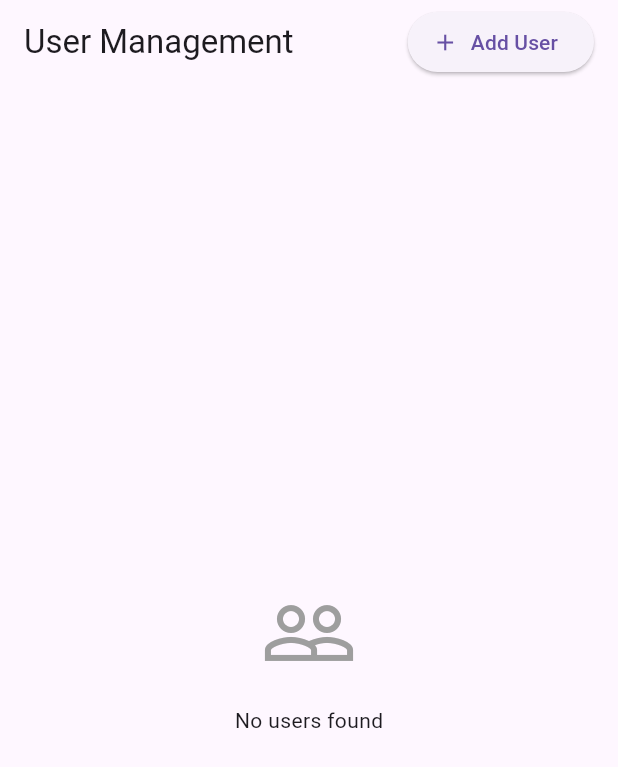
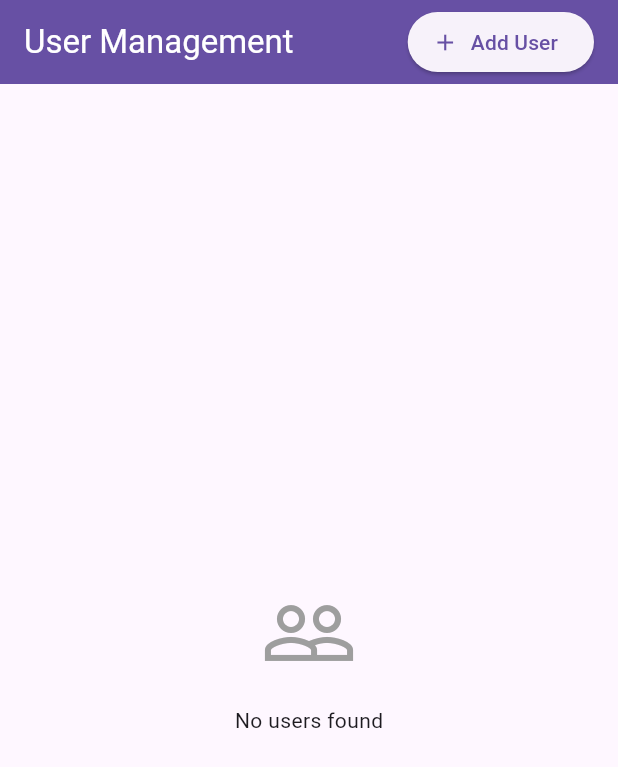
Before and after one commit to Manulakshan/Django-Flutter-CRUD-app, a Flutter app: the screen it shows after launch, on a phone screen of 412 x 824 dp. Shown: the top 767 px of the screen. Run offline on Flutter 3.47's test engine with Material 3 defaults, Android fonts, the light colour scheme and no system bars; our stand-ins replace flutter_dotenv, fluttertoast; missing offline and left inert: dart:html; network calls fail.

Commit message:
Add: UI color change

```diff
--- a/crud_flutter_web/lib/screens/user_list_screen.dart
+++ b/crud_flutter_web/lib/screens/user_list_screen.dart
@@ -247,6 +247,8 @@ class _UserListScreenState extends State<UserListScreen> {
     return Scaffold(
       appBar: AppBar(
         title: Text('User Management'),
+        foregroundColor: Colors.white,
+        backgroundColor: Theme.of(context).primaryColor,
         actions: [
           Padding(
             padding: const EdgeInsets.only(right: 16.0),
@@ -284,9 +286,9 @@ class _UserListScreenState extends State<UserListScreen> {
             Container(
               padding: EdgeInsets.symmetric(vertical: 8, horizontal: 16),
               decoration: BoxDecoration(
-                color: Colors.grey[100],
+                color: Theme.of(context).primaryColor,
                 border: Border(
-                  top: BorderSide(color: Colors.grey[300]!),
+                  top: BorderSide(color: Theme.of(context).primaryColor),
                 ),
               ),
               child: Row(
@@ -294,18 +296,18 @@ class _UserListScreenState extends State<UserListScreen> {
                 children: [
                   Text(
                     'Showing ${(currentPage - 1) * pageSize + 1}-${(currentPage - 1) * pageSize + users.length} of $totalUsers users',
-                    style: TextStyle(color: Colors.grey[700]),
+                    style: TextStyle(color: Colors.white),
                   ),
                   Row(
                     children: [
                       IconButton(
-                        icon: Icon(Icons.arrow_back_ios, size: 18),
+                        icon: Icon(Icons.arrow_back_ios, size: 18,color: Colors.white),
                         onPressed: hasPreviousPage ? previousPage : null,
                         tooltip: 'Previous Page',
                       ),
-                      Text('Page $currentPage of ${(totalUsers / pageSize).ceil()}'),
+                      Text('Page $currentPage of ${(totalUsers / pageSize).ceil()}', style: TextStyle(color: Colors.white)),
                       IconButton(
-                        icon: Icon(Icons.arrow_forward_ios, size: 18),
+                        icon: Icon(Icons.arrow_forward_ios, size: 18, color: Colors.white),
                         onPressed: hasNextPage ? nextPage : null,
                         tooltip: 'Next Page',
                       ),
```
